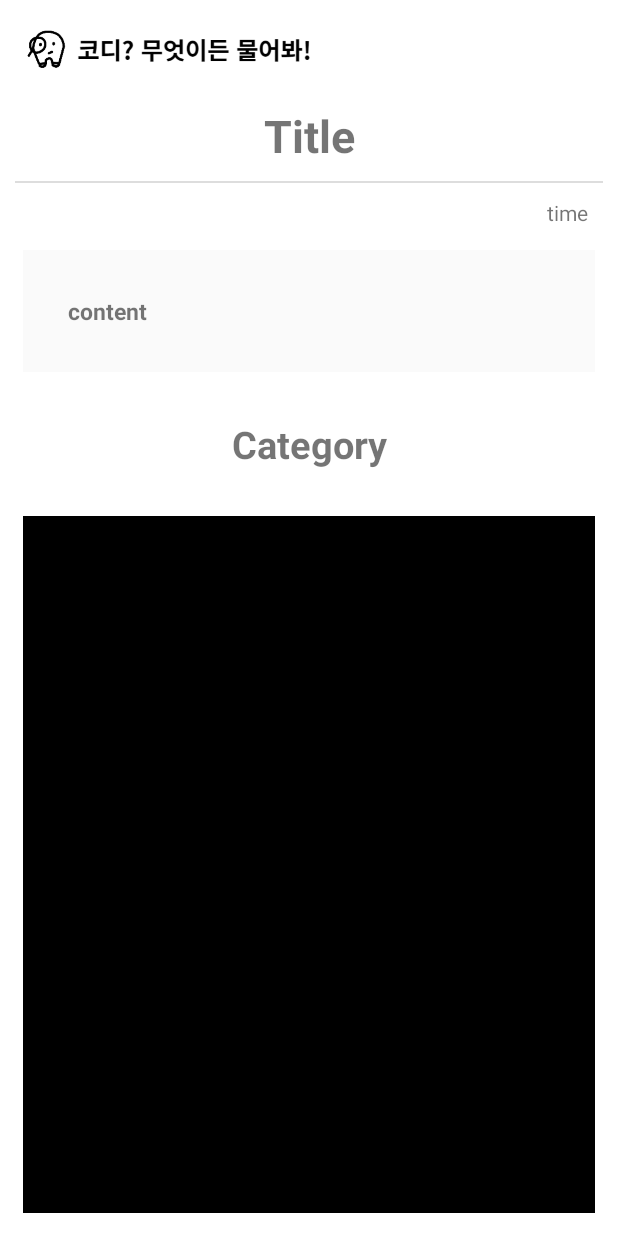
After one commit to 2384320/Board, an Android app: the BoardDailyDetailActivity screen opened directly, with no data from a screen before it, on a phone screen of 412 x 824 dp. The commit adds this screen. Run offline under Robolectric (Android 15) with nearby library versions, the phone set to English and light mode, and no system bars; pictures from the network do not load; 6 statements that could not run were skipped.

Commit message:
add board daily detail

```diff
--- a/app/src/main/AndroidManifest.xml
+++ b/app/src/main/AndroidManifest.xml
@@ -17,6 +17,9 @@
         android:supportsRtl="true"
         android:theme="@style/Theme.MySoleLife"
         tools:targetApi="31">
+        <activity
+            android:name=".boardDaily.BoardDailyDetailActivity"
+            android:exported="false" />
         <activity
             android:name=".board.BoardDetailActivity"
             android:exported="false" />
--- a/app/src/main/java/com/dongyang/mysolelife/board/BoardModel.kt
+++ b/app/src/main/java/com/dongyang/mysolelife/board/BoardModel.kt
@@ -6,7 +6,5 @@ data class BoardModel (
     val title : String?,
     val content : String?,
     val time : String?,
-    val uid : String?,
-
-
-    ) : Serializable
+    val uid : String?
+) : Serializable
--- a/app/src/main/java/com/dongyang/mysolelife/board/BoardWriteActivity.kt
+++ b/app/src/main/java/com/dongyang/mysolelife/board/BoardWriteActivity.kt
@@ -43,8 +43,6 @@ class BoardWriteActivity : AppCompatActivity() {
             val title = binding.titleArea.text.toString()
             val content = binding.contentArea.text.toString()
 //            승연님 uid 받아 넣기, time은 람다에서 받아 넣고있긴하지만 여기서 넣을수 있으면 그래도 됨 // 지금은 임의값 입력
-//            val uid = FBAuth.getUid()
-//            var time = FBAuth.getTime()
             val time = getTime()
             val uid = "2"
 
--- /dev/null
+++ b/app/src/main/java/com/dongyang/mysolelife/boardDaily/BoardDailyDetailActivity.kt
@@ -0,0 +1,31 @@
+package com.dongyang.mysolelife.boardDaily
+
+import androidx.appcompat.app.AppCompatActivity
+import android.os.Bundle
+import android.widget.ImageView
+import android.widget.TextView
+import com.bumptech.glide.Glide
+import com.dongyang.mysolelife.R
+import com.dongyang.mysolelife.board.BoardModel
+
+class BoardDailyDetailActivity : AppCompatActivity() {
+    override fun onCreate(savedInstanceState: Bundle?) {
+        super.onCreate(savedInstanceState)
+        setContentView(R.layout.activity_board_daily_detail)
+
+        val boardData = intent.getSerializableExtra("daily info") as BoardDailyModel
+
+        val title : TextView = findViewById(R.id.title)
+        val content : TextView = findViewById(R.id.content)
+        val boardDailyDetailImg : ImageView = findViewById(R.id.boardDailyDetailImg)
+        val boardDailyDetailCategory : TextView = findViewById(R.id.boardDailyDetailCategory)
+        val time : TextView = findViewById(R.id.time)
+
+        title.text = boardData.title
+        content.text = boardData.content
+        boardDailyDetailCategory.text = "#" + boardData.category
+        time.text = boardData.time
+
+        Glide.with(this).load(boardData.img_url).into(boardDailyDetailImg)
+    }
+}
--- a/app/src/main/java/com/dongyang/mysolelife/boardDaily/BoardDailyModel.kt
+++ b/app/src/main/java/com/dongyang/mysolelife/boardDaily/BoardDailyModel.kt
@@ -1,4 +1,6 @@
 package com.dongyang.mysolelife.boardDaily
+
+import java.io.Serializable
 
 data class BoardDailyModel(
     val title : String?,
@@ -7,4 +9,4 @@ data class BoardDailyModel(
     val time : String?,
     val uid : String?,
     val img_url : String?
-)
+) : Serializable
--- a/app/src/main/java/com/dongyang/mysolelife/boardDaily/BoardDailyWriteActivity.kt
+++ b/app/src/main/java/com/dongyang/mysolelife/boardDaily/BoardDailyWriteActivity.kt
@@ -81,8 +81,6 @@ class BoardDailyWriteActivity : AppCompatActivity() {
             val content = binding.contentArea.text.toString()
             val category = spin.getSelectedItem().toString();
 //            승연님 uid 받아 넣기, time은 람다에서 받아 넣고있긴하지만 여기서 넣을수 있으면 그래도 됨 // 지금은 임의값 입력
-//            val uid = FBAuth.getUid()
-//            var time = FBAuth.getTime()
             val time = getTime()
             val uid = "2"
 
@@ -91,7 +89,7 @@ class BoardDailyWriteActivity : AppCompatActivity() {
             }
 
             val task:InsertData= InsertData()
-            task.execute("https://ldxhg1ute8.execute-api.us-east-2.amazonaws.com/default/BoardDailyWrite", title, content,category, time, uid)
+            task.execute("https://ldxhg1ute8.execute-api.us-east-2.amazonaws.com/default/BoardDailyWrite", title, content, category, time, uid)
 
             Log.d(TAG,"input Title: $title, Content: $content, Category: $category" )
             Toast.makeText(this,"게시글 작성 완료", Toast.LENGTH_LONG).show()
--- a/app/src/main/java/com/dongyang/mysolelife/fragments/BoardDailyFragment.kt
+++ b/app/src/main/java/com/dongyang/mysolelife/fragments/BoardDailyFragment.kt
@@ -10,7 +10,9 @@ import android.view.ViewGroup
 import androidx.databinding.DataBindingUtil
 import androidx.navigation.findNavController
 import com.dongyang.mysolelife.R
+import com.dongyang.mysolelife.board.BoardDetailActivity
 import com.dongyang.mysolelife.boardDaily.BoardDailyAdapter
+import com.dongyang.mysolelife.boardDaily.BoardDailyDetailActivity
 import com.dongyang.mysolelife.boardDaily.BoardDailyModel
 import com.dongyang.mysolelife.boardDaily.BoardDailyWriteActivity
 import com.dongyang.mysolelife.databinding.FragmentBoarddailyBinding
@@ -24,6 +26,7 @@ import java.io.IOException
 class BoardDailyFragment : Fragment() {
 
     private lateinit var binding : FragmentBoarddailyBinding
+    val datas = mutableListOf<BoardDailyModel>()
 
     private val TAG = BoardDailyFragment::class.java.simpleName
 
@@ -58,6 +61,12 @@ class BoardDailyFragment : Fragment() {
         val task: GetData = GetData()
         task.execute("https://pekvc7dpz3.execute-api.us-east-2.amazonaws.com/default/BoardDailyGetData")
 
+        binding.boardGridView.setOnItemClickListener { adapterView, view, i, l ->
+            val clickedItem = datas[i]
+            val myIntent = Intent(context, BoardDailyDetailActivity::class.java)
+            myIntent.putExtra("daily info", clickedItem)
+            startActivity(myIntent)
+        }
 
         return binding.root
     }
@@ -68,23 +77,32 @@ class BoardDailyFragment : Fragment() {
             super.onPostExecute(result)
 
             //리스트 새로고침
-            val datas = mutableListOf<BoardDailyModel>()
             val data = JSONObject(result).getString("body")
             val items = JSONObject(data).getJSONArray("Items")
             var i = 0
             while( i < items.length()){
                 val jsonObject = items.getJSONObject(i)
+
+                val titleType = jsonObject.getString("title")
+                val title = JSONObject(titleType).getString("S")
+
+                val contentType = jsonObject.getString("content")
+                val content = JSONObject(contentType).getString("S")
+
+                val categoryType = jsonObject.getString("category")
+                val category = JSONObject(categoryType).getString("S")
+
+                val timeType = jsonObject.getString("time")
+                val time = JSONObject(timeType).getString("S")
+
+                val uidType = jsonObject.getString("uid")
+                val uid = JSONObject(uidType).getString("S")
+
                 val img_urlType = jsonObject.getString("img_url")
                 val img_url = JSONObject(img_urlType).getString("S")
 
-                // 임의 값  받아온거 파씽해주면 가능
-                val title="1"
-                val content="1"
-                val category="1"
-                val time="1"
-                val uid="a"
-
-                datas.add(BoardDailyModel(title,content,category,uid,time,img_url))
+                datas.add(BoardDailyModel(title, content, category, time, uid, img_url))
+                // uid는 고정적으로 2로 들어가는데 BoardDailyWriteActivity에서 확인 가능함.
 
                 i++
             }
--- a/app/src/main/java/com/dongyang/mysolelife/fragments/TalkFragment.kt
+++ b/app/src/main/java/com/dongyang/mysolelife/fragments/TalkFragment.kt
@@ -85,16 +85,20 @@ class TalkFragment : Fragment() {
             var i = 0
             while( i < items.length()){
                 val jsonObject = items.getJSONObject(i)
+
                 val titleType = jsonObject.getString("title")
                 val title = JSONObject(titleType).getString("S")
+
                 val contentType = jsonObject.getString("content")
                 val content = JSONObject(contentType).getString("S")
+
                 val timeType = jsonObject.getString("time")
                 val time = JSONObject(timeType).getString("S")
+
                 val uidType = jsonObject.getString("uid")
                 val uid = JSONObject(uidType).getString("S")
 
-                datas.add(BoardModel(title,content,time,uid))
+                datas.add(BoardModel(title, content, time, uid))
                 // uid는 고정적으로 2로 들어가는데 BoardWriteActivity에서 확인 가능함.
 
                 i++
--- /dev/null
+++ b/app/src/main/res/layout/activity_board_daily_detail.xml
@@ -0,0 +1,104 @@
+<?xml version="1.0" encoding="utf-8"?>
+<LinearLayout xmlns:android="http://schemas.android.com/apk/res/android"
+    xmlns:app="http://schemas.android.com/apk/res-auto"
+    xmlns:tools="http://schemas.android.com/tools"
+    android:layout_width="match_parent"
+    android:layout_height="match_parent"
+    tools:context=".boardDaily.BoardDailyDetailActivity"
+    android:orientation="vertical"
+    android:background="#FFFFFF">
+
+    <androidx.constraintlayout.widget.ConstraintLayout
+        android:id="@+id/topBar"
+        android:layout_width="match_parent"
+        android:layout_height="60dp"
+        app:layout_constraintTop_toTopOf="parent"
+        android:background="#FFFFFF">
+
+        <ImageView
+            android:layout_width="210dp"
+            android:layout_height="50dp"
+            android:layout_margin="8dp"
+            android:src="@drawable/min_logo2"
+            app:layout_constraintStart_toStartOf="parent"
+            app:layout_constraintTop_toTopOf="parent"/>
+
+    </androidx.constraintlayout.widget.ConstraintLayout>
+
+    <LinearLayout
+        android:layout_width="match_parent"
+        android:layout_height="match_parent"
+        android:orientation="vertical">
+
+        <TextView
+            android:id="@+id/title"
+            android:layout_width="match_parent"
+            android:layout_height="wrap_content"
+            android:text="Title"
+            android:layout_marginTop="10dp"
+            android:gravity="center"
+            android:textSize="30dp"
+            android:textStyle="bold" />
+
+        <View
+            android:layout_width="match_parent"
+            android:layout_height="1dp"
+            android:background="#DDDDDD"
+            android:layout_margin="10dp"/>
+
+        <TextView
+            android:id="@+id/time"
+            android:layout_width="match_parent"
+            android:layout_height="wrap_content"
+            android:text="time"
+            android:gravity="end"
+            android:layout_marginEnd="20dp"/>
+
+        <LinearLayout
+            android:layout_width="match_parent"
+            android:layout_height="wrap_content"
+            android:orientation="vertical"
+            android:layout_margin="15dp"
+            android:background="#FAFAFA">
+
+            <TextView
+                android:id="@+id/content"
+                android:layout_width="match_parent"
+                android:layout_height="wrap_content"
+                android:text="content"
+                android:layout_margin="30dp"
+                android:textSize="15dp"
+                android:textStyle="bold" />
+        </LinearLayout>
+
+        <LinearLayout
+            android:layout_width="match_parent"
+            android:layout_height="match_parent"
+            android:orientation="vertical"
+            android:gravity="center">
+
+            <TextView
+                android:id="@+id/boardDailyDetailCategory"
+                android:layout_width="match_parent"
+                android:layout_height="wrap_content"
+                android:text="Category"
+                android:layout_margin="15dp"
+                android:gravity="center"
+                android:textSize="25dp"
+                android:textStyle="bold" />
+
+            <ImageView
+                android:id="@+id/boardDailyDetailImg"
+                android:layout_width="match_parent"
+                android:layout_height="match_parent"
+                android:layout_margin="15dp"
+                android:src="@color/black"/>
+        </LinearLayout>
+
+    </LinearLayout>
+
+
+
+
+
+</LinearLayout>
--- a/app/src/main/res/layout/activity_main.xml
+++ b/app/src/main/res/layout/activity_main.xml
@@ -10,6 +10,7 @@
         android:id="@+id/topBar"
         android:layout_width="match_parent"
         android:layout_height="60dp"
+        android:background="#FFFFFF"
         app:layout_constraintTop_toTopOf="parent">
 
         <ImageView
```
